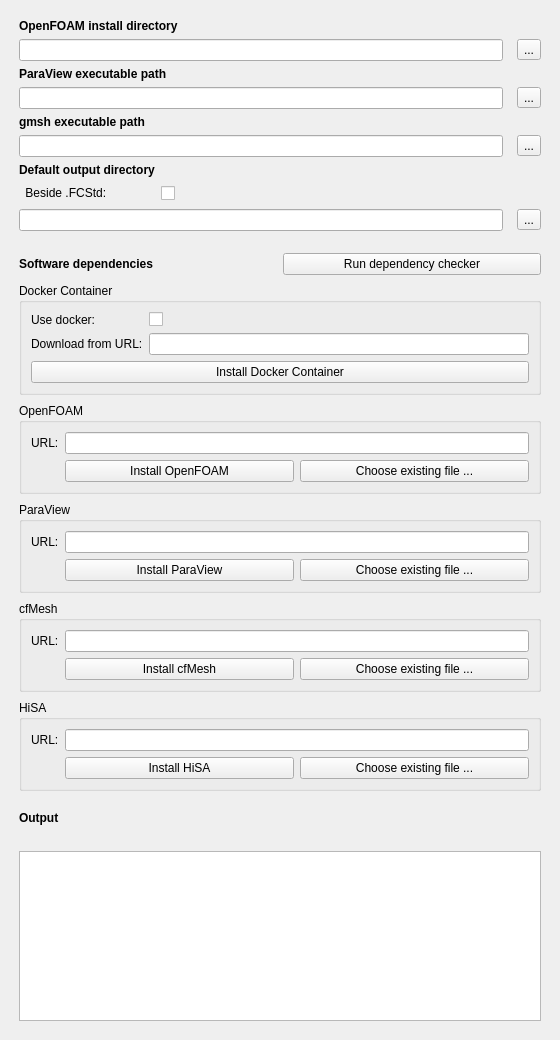
jaheyns/CfdOF, file Gui/CfdPreferencePage.ui: the form before one commit.
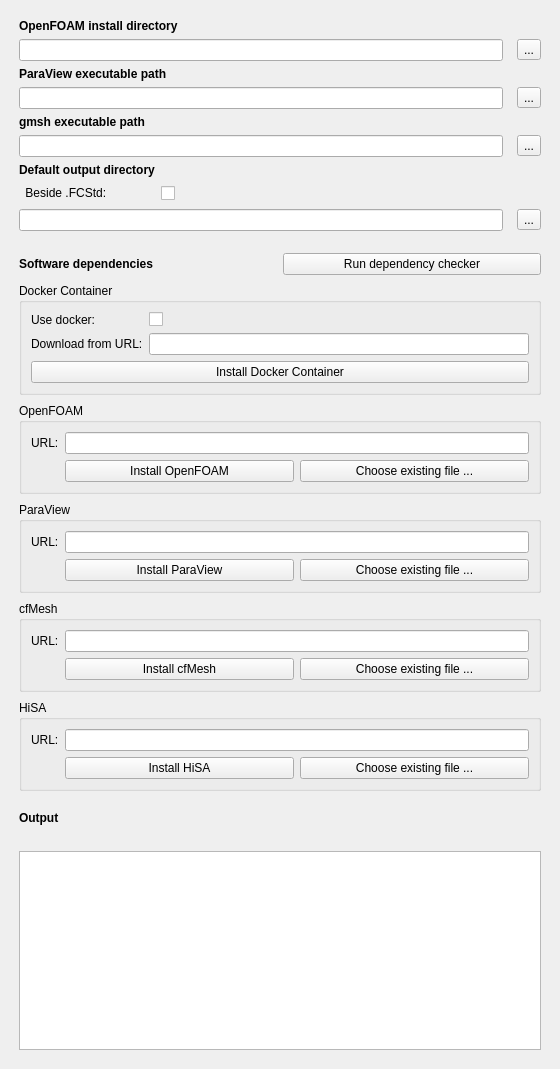
The form after the commit.

```diff
--- a/Gui/CfdPreferencePage.ui
+++ b/Gui/CfdPreferencePage.ui
@@ -7,7 +7,7 @@
     <x>0</x>
     <y>0</y>
     <width>560</width>
-    <height>1040</height>
+    <height>1069</height>
    </rect>
   </property>
   <property name="windowTitle">
```
Left out of the diff: 2 changed lines with no effect on the pictures.
